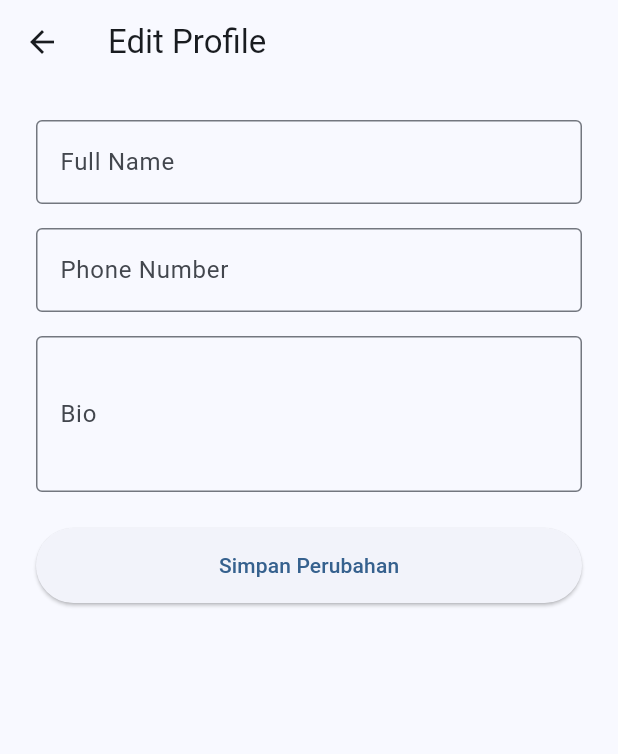
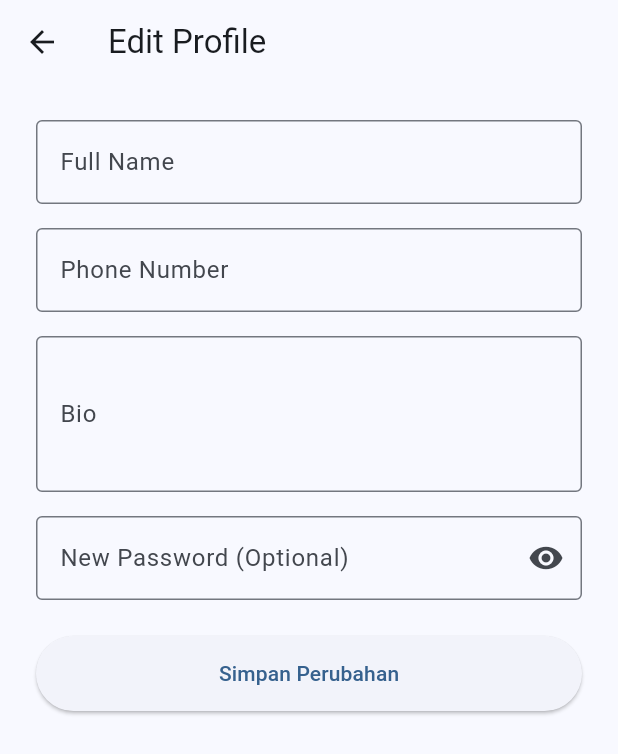
Before and after one commit to Kotsuke/frontend_sim, a Flutter app: the EditProfilePage screen opened directly with empty values, on a phone screen of 412 x 824 dp. Shown: the top 754 px of the screen. Run offline on Flutter 3.47's test engine with Material 3 defaults, Android fonts, the phone set to English and light mode, and no system bars; our stand-ins replace flutter_map, flutter_rating_bar, geocoding, geolocator, google_sign_in, image_picker and 3 more; accounts and stored records are empty; network calls fail.

Commit message:
new field in profile edit for change password

```diff
--- a/lib/profile/edit_profile_page.dart
+++ b/lib/profile/edit_profile_page.dart
@@ -23,7 +23,9 @@ class _EditProfilePageState extends State<EditProfilePage> {
   late TextEditingController nameCtrl;
   late TextEditingController phoneCtrl;
   late TextEditingController bioCtrl;
+  late TextEditingController passwordCtrl;
   bool loading = false;
+  bool _obscurePassword = true;
 
   @override
   void initState() {
@@ -31,16 +33,23 @@ class _EditProfilePageState extends State<EditProfilePage> {
     nameCtrl = TextEditingController(text: widget.currentName);
     phoneCtrl = TextEditingController(text: widget.currentPhone);
     bioCtrl = TextEditingController(text: widget.currentBio);
+    passwordCtrl = TextEditingController();
   }
 
   Future<void> _saveProfile() async {
     setState(() => loading = true);
 
-    bool success = await UserService.updateProfile(widget.userId, {
+    final data = {
       'full_name': nameCtrl.text,
       'phone': phoneCtrl.text,
       'bio': bioCtrl.text,
-    });
+    };
+
+    if (passwordCtrl.text.isNotEmpty) {
+      data['password'] = passwordCtrl.text;
+    }
+
+    bool success = await UserService.updateProfile(widget.userId, data);
 
     setState(() => loading = false);
 
@@ -88,6 +97,26 @@ class _EditProfilePageState extends State<EditProfilePage> {
               ),
               maxLines: 3,
             ),
+            const SizedBox(height: 16),
+             TextField(
+              controller: passwordCtrl,
+              obscureText: _obscurePassword,
+              decoration: InputDecoration(
+                labelText: 'New Password (Optional)',
+                hintText: 'Leave empty to keep current',
+                border: const OutlineInputBorder(),
+                suffixIcon: IconButton(
+                  icon: Icon(
+                    _obscurePassword ? Icons.visibility : Icons.visibility_off,
+                  ),
+                  onPressed: () {
+                    setState(() {
+                      _obscurePassword = !_obscurePassword;
+                    });
+                  },
+                ),
+              ),
+            ),
             const SizedBox(height: 24),
             SizedBox(
               width: double.infinity,
```
